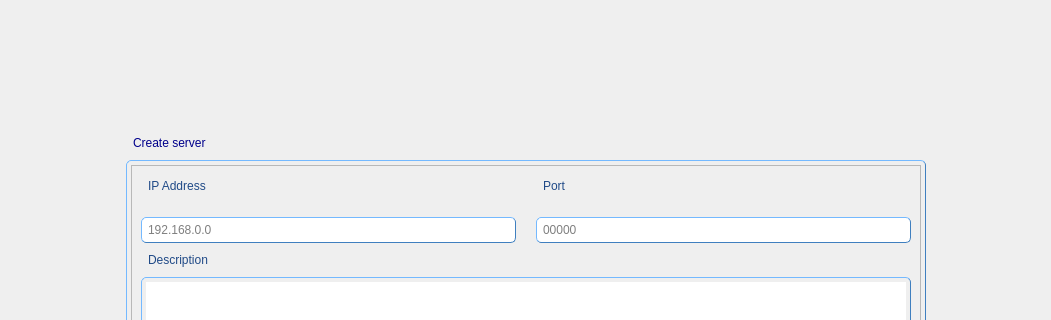
Old version of the form QBuilder/QBuilder/src/createserverform.ui in the repository Rork96/QtProjects; both pictures show x 0 to 1051 and y 0 to 320 of the 1051 by 691 pixel window.
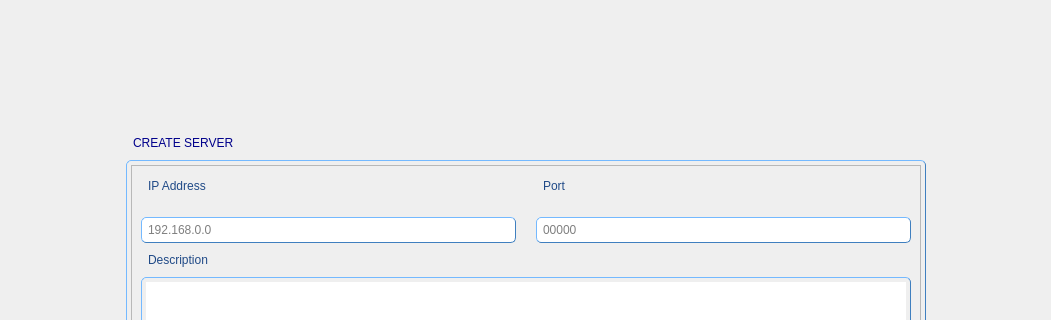
New version of the form. Custom widgets are drawn as their Qt base class.

What changed in the file:
```diff
--- a/QBuilder/QBuilder/src/createserverform.ui
+++ b/QBuilder/QBuilder/src/createserverform.ui
@@ -362,7 +362,7 @@
               }</string>
      </property>
      <property name="text">
-      <string>Create server</string>
+      <string>CREATE SERVER</string>
      </property>
     </widget>
    </item>
```
Left out of the diff: 2 changed lines with no effect on the pictures.
